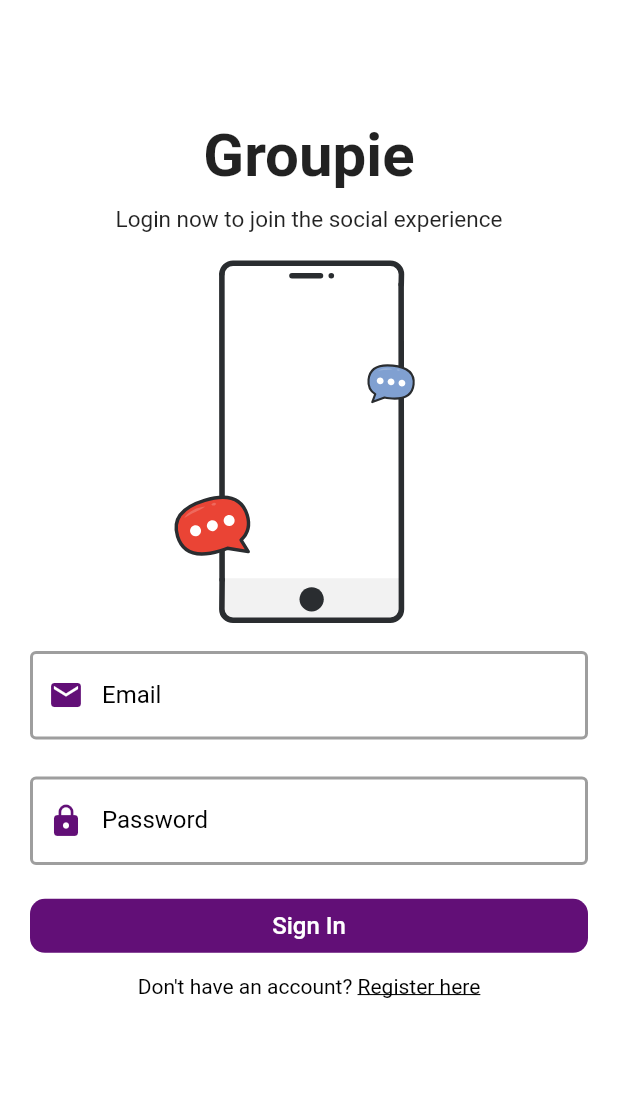
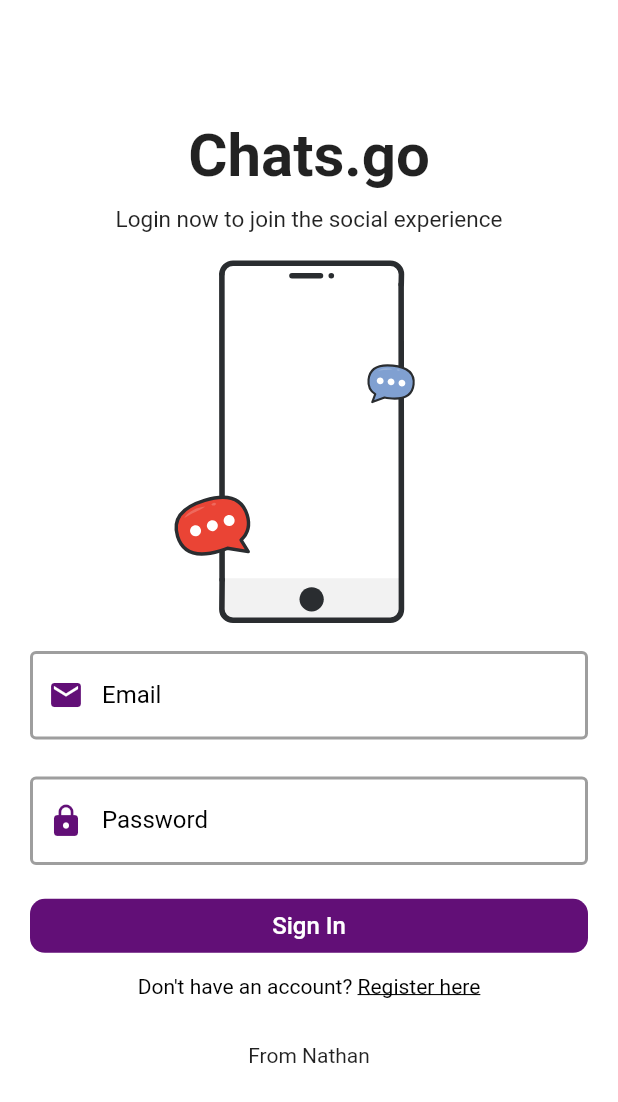
Before and after one commit to akintewe/ChatApp_Flutter, a Flutter app: the screen it shows after launch, on a phone screen of 412 x 824 dp. Shown: the top 1102 px of the screen. Run offline on Flutter 3.47's test engine with Material 2 defaults, Android fonts, the phone set to English and light mode, and no system bars; our stand-ins replace cloud_firestore, firebase_auth, firebase_core, lottie, shared_preferences; accounts and stored records are empty.

Commit message:
new changes

```diff
--- a/lib/main.dart
+++ b/lib/main.dart
@@ -1,4 +1,5 @@
 import 'package:chat_app/pages/auth/login_page.dart';
+
 import 'package:chat_app/pages/home_page.dart';
 import 'package:chat_app/shared/constraints.dart';
 import 'package:firebase_core/firebase_core.dart';
--- a/lib/pages/auth/login_page.dart
+++ b/lib/pages/auth/login_page.dart
@@ -46,7 +46,7 @@ class _LoginPageState extends State<LoginPage> {
                     crossAxisAlignment: CrossAxisAlignment.center,
                     children: <Widget>[
                       const Text(
-                        'Groupie',
+                        'Chats.go',
                         style: TextStyle(
                             fontSize: 40, fontWeight: FontWeight.bold),
                       ),
@@ -146,7 +146,14 @@ class _LoginPageState extends State<LoginPage> {
                                   nextScreen(context, const RegisterPage());
                                 })
                         ],
-                      ))
+                      )),
+                      SizedBox(
+                        height: 30,
+                      ),
+                      Row(
+                        mainAxisAlignment: MainAxisAlignment.center,
+                        children: [Text('From Nathan')],
+                      )
                     ],
                   ),
                 ),
--- a/lib/pages/auth/register_page.dart
+++ b/lib/pages/auth/register_page.dart
@@ -42,7 +42,7 @@ class _RegisterPageState extends State<RegisterPage> {
                     crossAxisAlignment: CrossAxisAlignment.center,
                     children: <Widget>[
                       const Text(
-                        'Groupie',
+                        'Chats.go',
                         style: TextStyle(
                             fontSize: 40, fontWeight: FontWeight.bold),
                       ),
--- a/lib/pages/home_page.dart
+++ b/lib/pages/home_page.dart
@@ -130,7 +130,7 @@ class _HomePageState extends State<HomePage> {
               selectedColor: Theme.of(context).primaryColor,
               contentPadding:
                   const EdgeInsets.symmetric(horizontal: 20, vertical: 5),
-              leading: const Icon(Icons.group),
+              leading: const Icon(Icons.person),
               title: const Text(
                 "Profile",
                 style: TextStyle(color: Colors.black),
--- a/pubspec.yaml
+++ b/pubspec.yaml
@@ -33,6 +33,7 @@ dependencies:
   firebase_core: ^1.24.0
   flutter:
     sdk: flutter
+  get: ^4.6.5
   lottie: ^1.4.2
   shared_preferences: ^2.0.15
 
```
Also changed, not shown: pubspec.lock, 63 other files.
